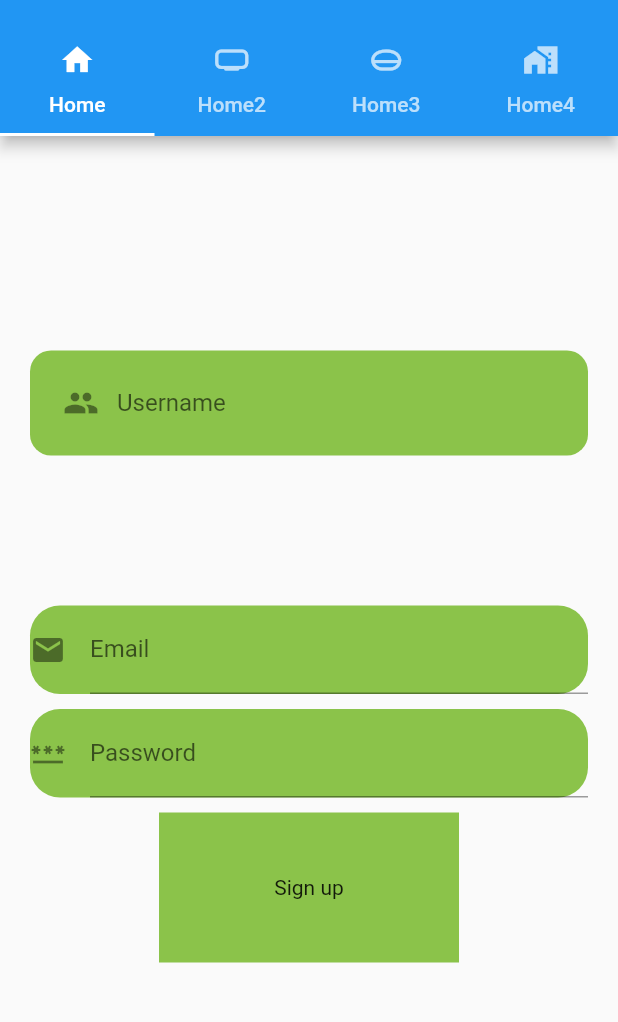
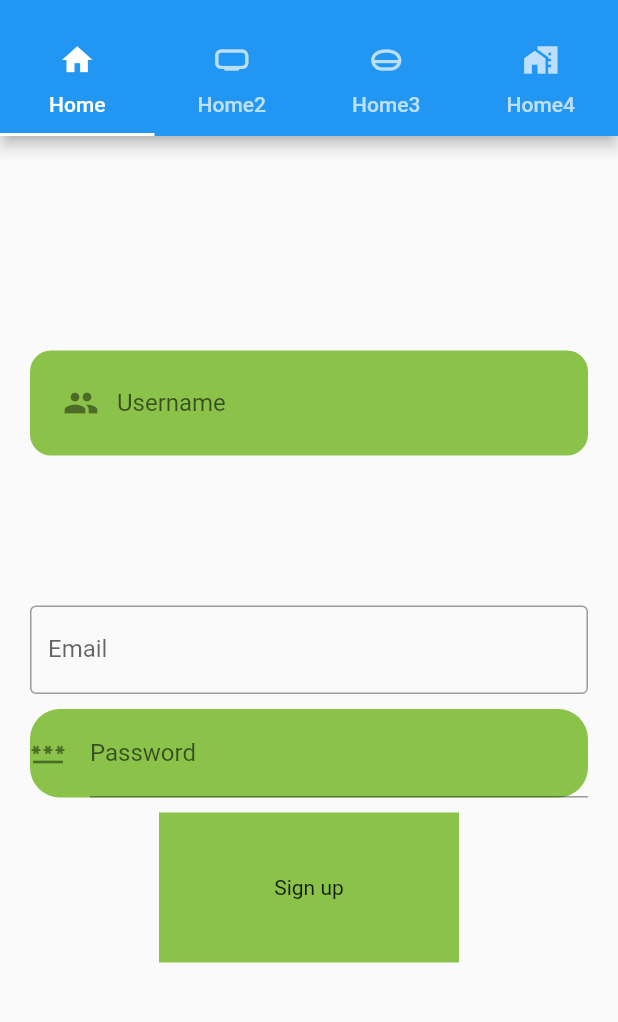
Before and after one commit to abbasrehmat570/Flutter_Practice, a Flutter app: the screen it shows after launch, on a phone screen of 412 x 824 dp, the part 59-1081 px from its top. Run offline on Flutter 3.47's test engine with Material 2 defaults, Android fonts, the phone set to English and light mode, and no system bars; our stand-ins replace flutter_native_splash.

Commit message:
19 updated

```diff
--- a/lib/tabs/h1.dart
+++ b/lib/tabs/h1.dart
@@ -11,7 +11,6 @@ class Home1 extends StatefulWidget {
 class _Home1State extends State<Home1> {
   @override
   Widget build(BuildContext context) {
-
     return Container(
       margin: EdgeInsets.all(20),
       child: Column(
@@ -22,7 +21,7 @@ class _Home1State extends State<Home1> {
             padding: EdgeInsets.all(10),
             child: Center(
               child: TextFormField(
-                style: TextStyle(color: Colors.black,height: 0),
+                style: TextStyle(color: Colors.black, height: 0),
                 //textDirection: TextDirection.ltr,
 
                 //  textAlignVertical: TextAlignVertical.center,
@@ -38,13 +37,10 @@ class _Home1State extends State<Home1> {
                   // floatingLabelStyle: TextStyle(height: -0.2,fontSize: 20),
                   contentPadding: EdgeInsets.only(top: 10),
 
-
                   // floatingLabelAlignment: FloatingLabelAlignment.center,
                   //   alignLabelWithHint: true,
                   border: InputBorder.none,
                   //    isCollapsed: true,
-
-
                 ),
               ),
             ),
@@ -55,18 +51,12 @@ contentPadding: EdgeInsets.only(top: 10),
           SizedBox(
             height: 100,
           ),
-          Container(
-            child: TextFormField(
+          TextFormField(
             decoration: const InputDecoration(
-                icon: Icon(Icons.email),
               hintText: "Enter Email",
               labelText: "Email",
-
+              border: OutlineInputBorder(),
             ),
-            ),
-            decoration: BoxDecoration(
-                color: Colors.lightGreen,
-                borderRadius: BorderRadiusDirectional.circular(20)),
           ),
           SizedBox(
             height: 10,
@@ -78,7 +68,6 @@ contentPadding: EdgeInsets.only(top: 10),
                 icon: Icon(Icons.password),
                 hintText: "Enter Password",
                 labelText: "Password",
-
               ),
             ),
             decoration: BoxDecoration(
```
Also changed, not shown: lib/tabs/h2.dart (+45 -9 lines), pubspec.yaml (+2 -31 lines), pubspec.lock. Lines whose indentation alone changed are shown as unchanged.
